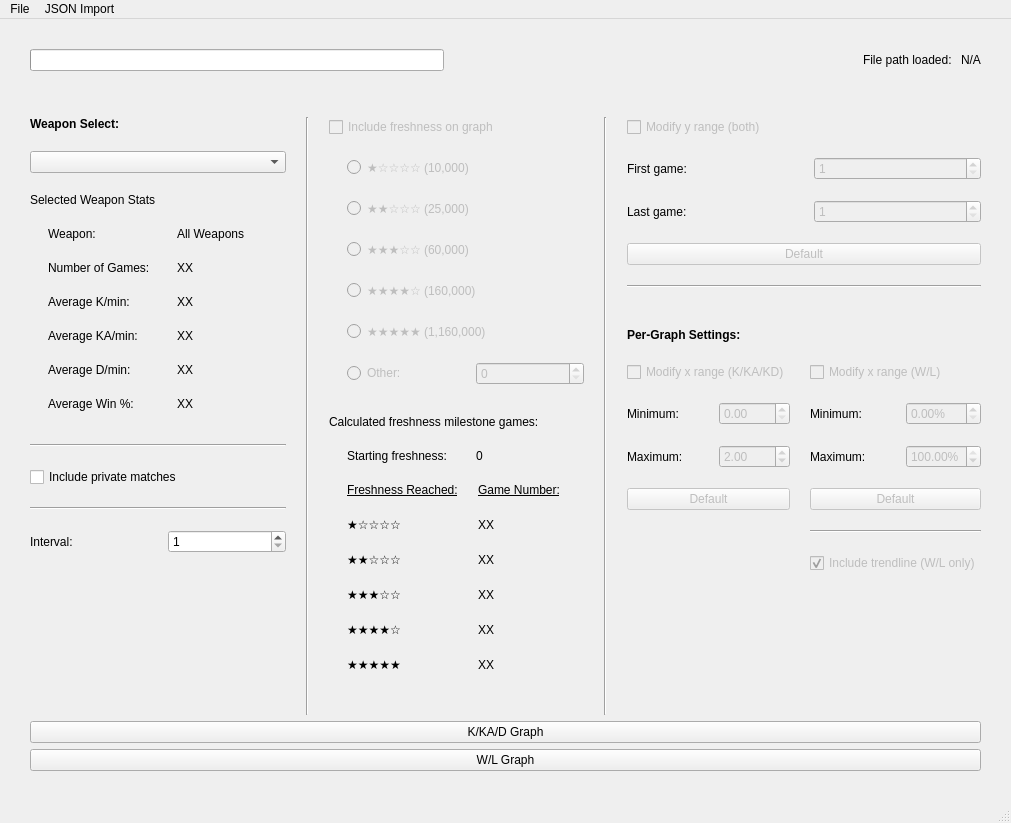
First picture: the form in Main_UI.ui, repository hacceuee/s3-weapon-graphs, before the edit.
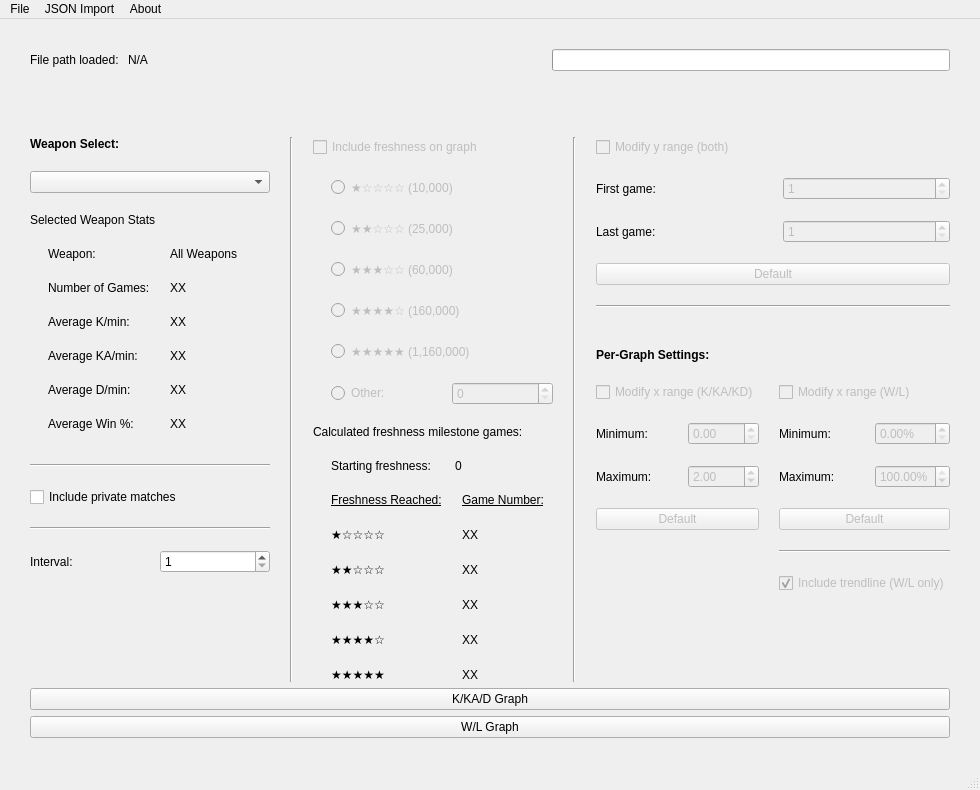
Second picture: the form after the edit.

```diff
--- a/Main_UI.ui
+++ b/Main_UI.ui
@@ -6,12 +6,12 @@
    <rect>
     <x>0</x>
     <y>0</y>
-    <width>1011</width>
-    <height>823</height>
+    <width>980</width>
+    <height>649</height>
    </rect>
   </property>
   <property name="windowTitle">
-   <string>MainWindow</string>
+   <string>Splatoon 3 Weapon Graphs by hacceuee</string>
   </property>
   <property name="autoFillBackground">
    <bool>false</bool>
@@ -38,21 +38,21 @@
          <number>6</number>
         </property>
         <item>
-         <layout class="QHBoxLayout" name="Layout_LoadingBar">
-          <item>
-           <widget class="QProgressBar" name="ProgressBar_Loading">
-            <property name="enabled">
-             <bool>true</bool>
-            </property>
-            <property name="value">
-             <number>0</number>
-            </property>
-            <property name="textVisible">
-             <bool>false</bool>
-            </property>
-           </widget>
-          </item>
-         </layout>
+         <widget class="QLabel" name="Label_FilePathLoaded">
+          <property name="text">
+           <string>File path loaded: </string>
+          </property>
+         </widget>
+        </item>
+        <item>
+         <widget class="QLabel" name="Mod_FilePath">
+          <property name="text">
+           <string>N/A</string>
+          </property>
+         </widget>
+        </item>
+        <item>
+         <layout class="QHBoxLayout" name="Layout_LoadingBar"/>
         </item>
         <item>
          <spacer name="Space_FilePath">
@@ -68,21 +68,27 @@
          </spacer>
         </item>
         <item>
-         <widget class="QLabel" name="Label_FilePathLoaded">
-          <property name="text">
-           <string>File path loaded: </string>
+         <widget class="QProgressBar" name="ProgressBar_Loading">
+          <property name="enabled">
+           <bool>true</bool>
           </property>
-         </widget>
-        </item>
-        <item>
-         <widget class="QLabel" name="ModLabel_FilePath">
-          <property name="text">
-           <string>N/A</string>
+          <property name="value">
+           <number>0</number>
+          </property>
+          <property name="textVisible">
+           <bool>false</bool>
           </property>
          </widget>
         </item>
        </layout>
       </item>
+      <item>
+       <widget class="QLabel" name="Label_User_Updates">
+        <property name="text">
+         <string/>
+        </property>
+       </widget>
+      </item>
       <item>
        <spacer name="Spacer_Top">
         <property name="orientation">
@@ -956,7 +962,7 @@
     <rect>
      <x>0</x>
      <y>0</y>
-     <width>1011</width>
+     <width>980</width>
      <height>26</height>
     </rect>
    </property>
@@ -975,8 +981,16 @@
     <addaction name="separator"/>
     <addaction name="actionReload_file"/>
    </widget>
+   <widget class="QMenu" name="menuAbout">
+    <property name="title">
+     <string>About</string>
+    </property>
+    <addaction name="actionGitHub"/>
+    <addaction name="actionREADME_md"/>
+   </widget>
    <addaction name="menuFile"/>
    <addaction name="menuJSON_Import"/>
+   <addaction name="menuAbout"/>
   </widget>
   <widget class="QStatusBar" name="statusbar"/>
   <action name="actionImport_new_file">
@@ -1009,6 +1023,16 @@
     <string>Exit</string>
    </property>
   </action>
+  <action name="actionGitHub">
+   <property name="text">
+    <string>GitHub</string>
+   </property>
+  </action>
+  <action name="actionREADME_md">
+   <property name="text">
+    <string>README.md</string>
+   </property>
+  </action>
  </widget>
  <resources/>
  <connections/>
```
